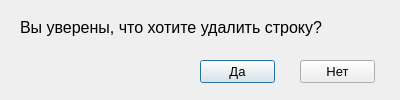
This is dialog.ui in Yaroslav348/film-catalog as Qt 5 draws it before an edit. The edited form follows.
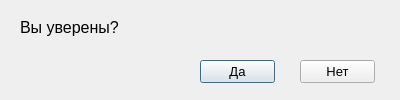
This is the edited form.

What changed in the file:
```diff
--- a/dialog.ui
+++ b/dialog.ui
@@ -28,7 +28,7 @@
     </font>
    </property>
    <property name="text">
-    <string>Вы уверены, что хотите удалить строку?</string>
+    <string>Вы уверены?</string>
    </property>
   </widget>
   <widget class="QPushButton" name="btn_1">
```
